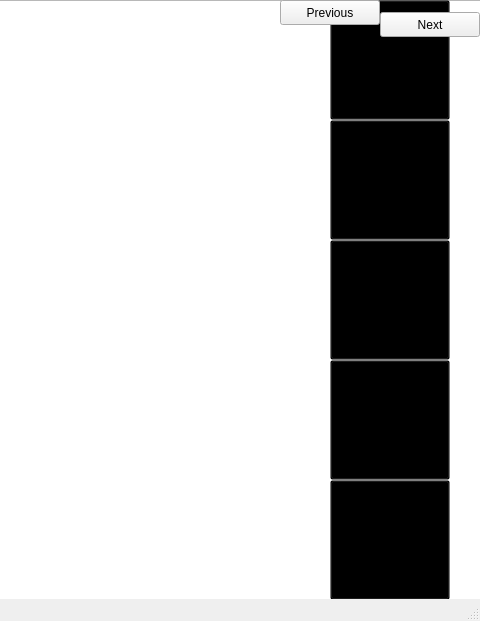
First picture: the form in mainwindow.ui, repository seojungood/Icecream-make-tutorial, before the edit; both pictures show x 320 to 800 and y 0 to 621 of the 800 by 621 pixel window.
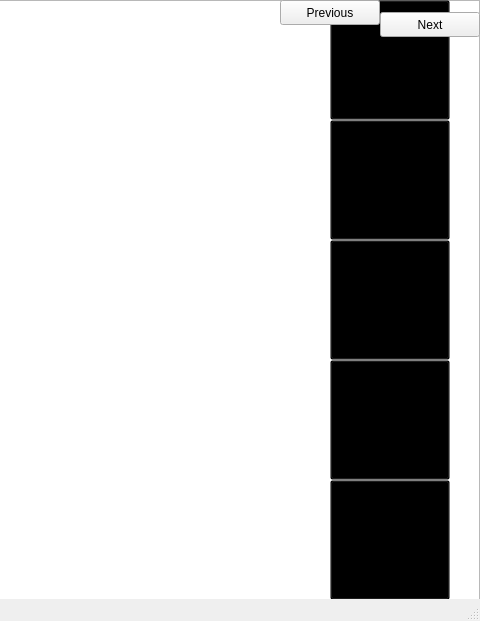
Second picture: the form after the edit. The open tabs and pages were chosen to show the change. Custom widgets are drawn as their Qt base class.

Commit message: Fixed Ingredient Screen offset.

What changed in the file:
```diff
--- a/mainwindow.ui
+++ b/mainwindow.ui
@@ -239,10 +239,16 @@
        <rect>
         <x>0</x>
         <y>0</y>
-        <width>851</width>
+        <width>800</width>
         <height>600</height>
        </rect>
       </property>
+      <property name="verticalScrollBarPolicy">
+       <enum>Qt::ScrollBarAlwaysOff</enum>
+      </property>
+      <property name="horizontalScrollBarPolicy">
+       <enum>Qt::ScrollBarAlwaysOff</enum>
+      </property>
      </widget>
      <widget class="QLabel" name="strikethroughSugar">
       <property name="geometry">
```
Left out of the diff: 6 changed lines with no effect on the pictures. The commit also changes 1 other file.
